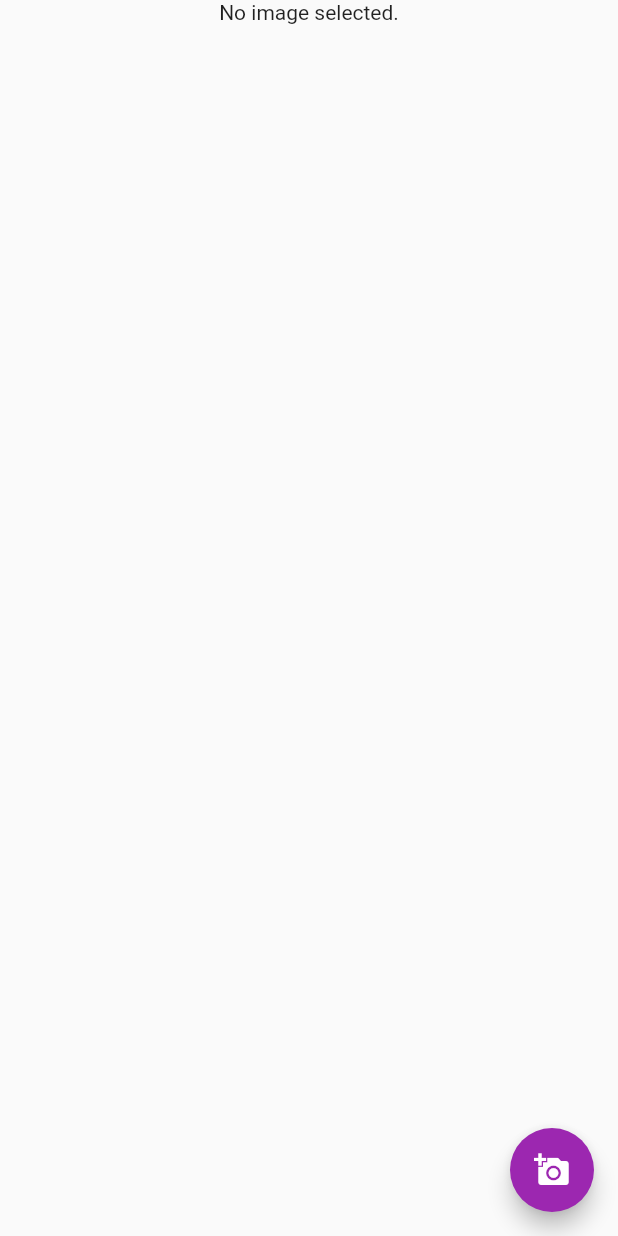
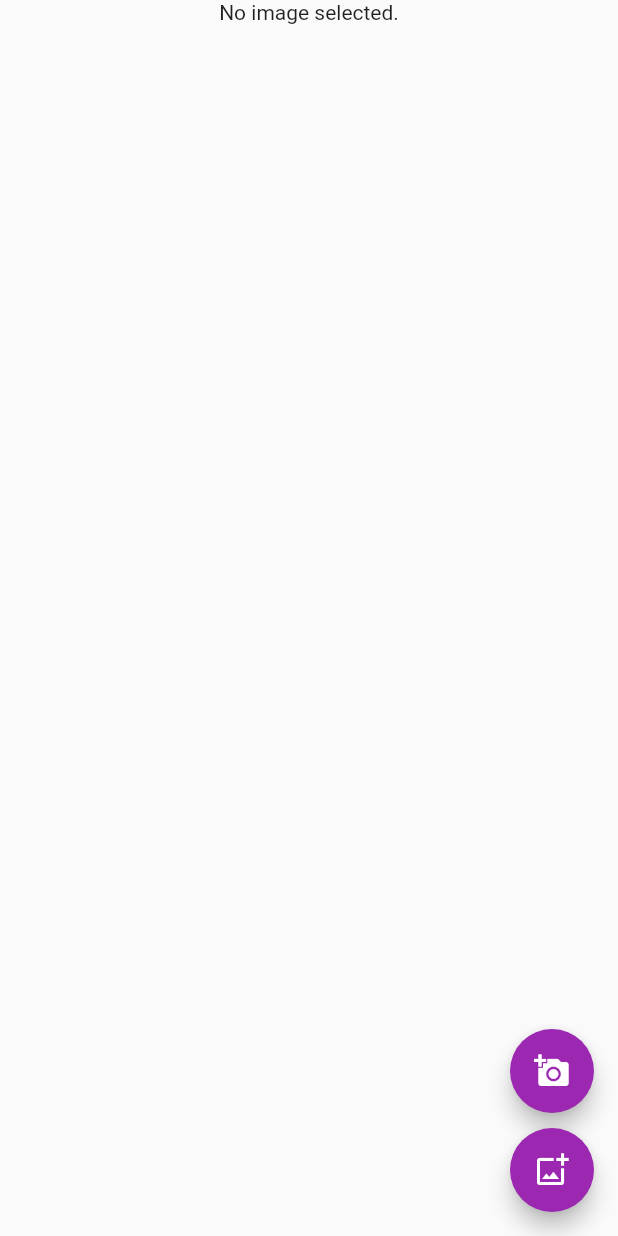
Before and after one commit to DebugBros-CS-16/GrapeDoc, a Flutter app: the TestImagePicker screen opened directly, after a tap on the "add a photo" icon, on a phone screen of 412 x 824 dp. Run offline on Flutter 3.47's test engine with Material 2 defaults, Android fonts, the phone set to English and light mode, and no system bars; our stand-ins replace cached_network_image, camera, cloud_firestore, firebase_auth, firebase_core, firebase_storage and 8 more; missing offline and left inert: dialogflow_grpc, flutter_facebook_auth, flutter_login_facebook, sound_stream, tflite, tflite_flutter and 1 more; accounts and stored records are empty; network calls fail; project files that could hold a hidden picture were left out.

```diff
--- a/lib/screens/testImagePicker.dart
+++ b/lib/screens/testImagePicker.dart
@@ -50,8 +50,19 @@ class _TestImagePickerState extends State<TestImagePicker> {
     _classifier = ClassifierQuant();
   }
 
-  Future getImage() async {
+  Future getImageFromGallery() async {
     final pickedFile = await picker.getImage(source: ImageSource.gallery);
+
+    setState(() {
+      _image = File(pickedFile!.path);
+      _imageWidget = Image.file(_image!);
+
+      _predict();
+    });
+  }
+
+  Future getImageFromCamera() async {
+    final pickedFile = await picker.getImage(source: ImageSource.camera);
 
     setState(() {
       _image = File(pickedFile!.path);
@@ -105,10 +116,23 @@ class _TestImagePickerState extends State<TestImagePicker> {
           ),
         ],
       ),
-      floatingActionButton: FloatingActionButton(
-        onPressed: getImage,
-        tooltip: 'Pick Image',
-        child: Icon(Icons.add_a_photo),
+      floatingActionButton: Column(
+        mainAxisAlignment: MainAxisAlignment.end,
+        children: [
+          FloatingActionButton(
+            onPressed: getImageFromCamera,
+            tooltip: 'Pick Image From Camera',
+            child: Icon(Icons.add_a_photo),
+          ),
+          const SizedBox(
+            height: 10.0,
+          ),
+          FloatingActionButton(
+            onPressed: getImageFromGallery,
+            tooltip: 'Pick Image From Gallery',
+            child: Icon(Icons.add_photo_alternate_outlined),
+          ),
+        ],
       ),
     );
   }
```
